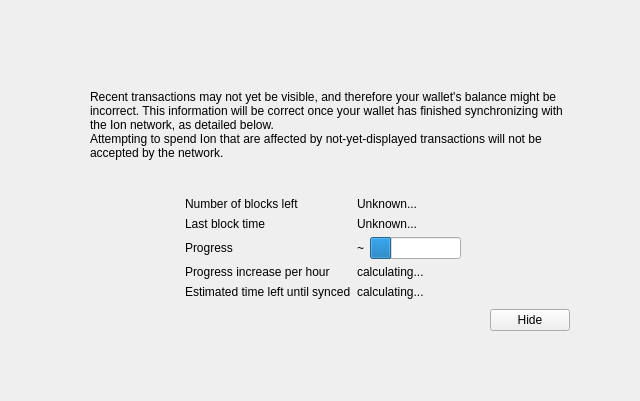
Old version of the form src/qt/forms/modaloverlay.ui in the repository cryptolinux/ion.
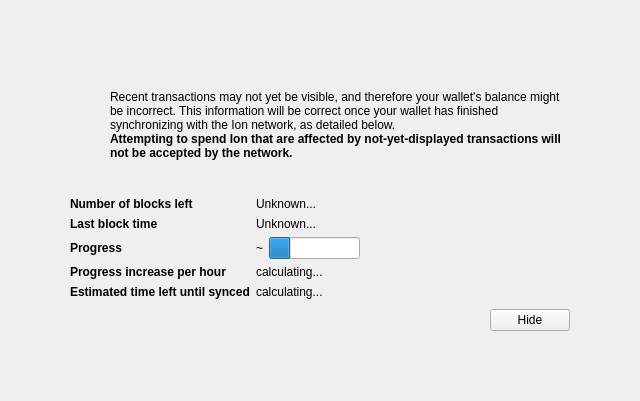
New version of the form. Icons and pictures are not drawn. Custom widgets are drawn as their Qt base class.

Patch:
```diff
--- a/src/qt/forms/modaloverlay.ui
+++ b/src/qt/forms/modaloverlay.ui
@@ -79,10 +79,27 @@
               <number>0</number>
              </property>
              <item>
-              <widget class="QLabel" name="warningIcon">
+              <widget class="QPushButton" name="warningIcon">
+               <property name="enabled">
+                <bool>false</bool>
+               </property>
                <property name="text">
                 <string/>
                </property>
+               <property name="icon">
+                <iconset>
+                 <normaloff>:/icons/warning</normaloff>
+                 <disabledoff>:/icons/warning</disabledoff>:/icons/warning</iconset>
+               </property>
+               <property name="iconSize">
+                <size>
+                 <width>48</width>
+                 <height>48</height>
+                </size>
+               </property>
+               <property name="flat">
+                <bool>true</bool>
+               </property>
               </widget>
              </item>
              <item>
@@ -123,6 +140,12 @@
              </item>
              <item>
               <widget class="QLabel" name="infoTextStrong">
+               <property name="font">
+                <font>
+                 <weight>75</weight>
+                 <bold>true</bold>
+                </font>
+               </property>
                <property name="text">
                 <string>Attempting to spend Ion that are affected by not-yet-displayed transactions will not be accepted by the network.</string>
                </property>
@@ -169,9 +192,6 @@
            <property name="fieldGrowthPolicy">
             <enum>QFormLayout::FieldsStayAtSizeHint</enum>
            </property>
-           <property name="formAlignment">
-            <set>Qt::AlignHCenter|Qt::AlignTop</set>
-           </property>
            <property name="horizontalSpacing">
             <number>6</number>
            </property>
@@ -183,6 +203,12 @@
            </property>
            <item row="0" column="0">
             <widget class="QLabel" name="labelNumberOfBlocksLeft">
+             <property name="font">
+              <font>
+               <weight>75</weight>
+               <bold>true</bold>
+              </font>
+             </property>
              <property name="text">
               <string>Number of blocks left</string>
              </property>
@@ -197,6 +223,12 @@
            </item>
            <item row="1" column="0">
             <widget class="QLabel" name="labelLastBlockTime">
+             <property name="font">
+              <font>
+               <weight>75</weight>
+               <bold>true</bold>
+              </font>
+             </property>
              <property name="text">
               <string>Last block time</string>
              </property>
@@ -217,6 +249,12 @@
            </item>
            <item row="2" column="0">
             <widget class="QLabel" name="labelSyncDone">
+             <property name="font">
+              <font>
+               <weight>75</weight>
+               <bold>true</bold>
+              </font>
+             </property>
              <property name="text">
               <string>Progress</string>
              </property>
@@ -245,6 +283,12 @@
            </item>
            <item row="4" column="0">
             <widget class="QLabel" name="labelProgressIncrease">
+             <property name="font">
+              <font>
+               <weight>75</weight>
+               <bold>true</bold>
+              </font>
+             </property>
              <property name="text">
               <string>Progress increase per hour</string>
              </property>
@@ -259,6 +303,12 @@
            </item>
            <item row="5" column="0">
             <widget class="QLabel" name="labelEstimatedTimeLeft">
+             <property name="font">
+              <font>
+               <weight>75</weight>
+               <bold>true</bold>
+              </font>
+             </property>
              <property name="text">
               <string>Estimated time left until synced</string>
              </property>
```
Left out of the diff: 2 changed lines with no effect on the pictures.
